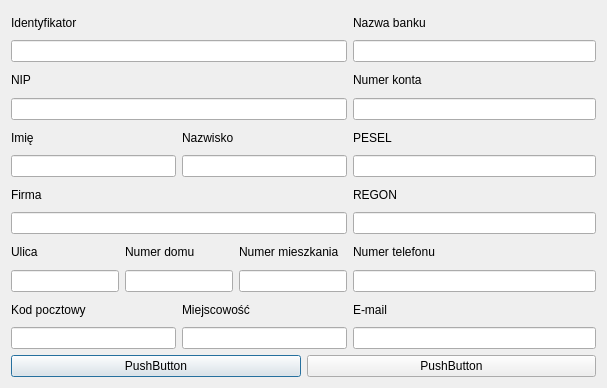
This is qfakturydb/Dialog/ContractorDialog.ui in ppitu/QFakturyD as Qt 5 draws it before an edit. The edited form follows.
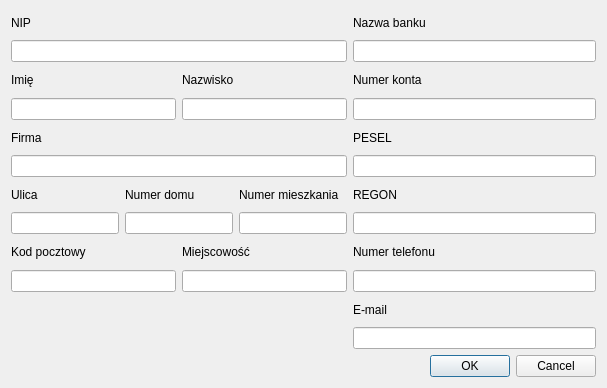
This is the edited form.

Commit message: Add dialog button

What changed in the file:
```diff
--- a/qfakturydb/Dialog/ContractorDialog.ui
+++ b/qfakturydb/Dialog/ContractorDialog.ui
@@ -16,82 +16,8 @@
   <layout class="QVBoxLayout" name="verticalLayout">
    <item>
     <layout class="QGridLayout" name="gridLayout">
-     <item row="9" column="0">
-      <layout class="QHBoxLayout" name="horizontalLayout_3">
-       <item>
-        <layout class="QVBoxLayout" name="verticalLayout_9">
-         <item>
-          <widget class="QLabel" name="lblStreet">
-           <property name="text">
-            <string>Ulica</string>
-           </property>
-          </widget>
-         </item>
-         <item>
-          <widget class="QLineEdit" name="elStreet"/>
-         </item>
-        </layout>
-       </item>
-       <item>
-        <layout class="QVBoxLayout" name="verticalLayout_8">
-         <item>
-          <widget class="QLabel" name="lblHouseNumber">
-           <property name="text">
-            <string>Numer domu</string>
-           </property>
-          </widget>
-         </item>
-         <item>
-          <widget class="QLineEdit" name="elHouseNumber"/>
-         </item>
-        </layout>
-       </item>
-       <item>
-        <layout class="QVBoxLayout" name="verticalLayout_7">
-         <item>
-          <widget class="QLabel" name="lblFlatNumber">
-           <property name="text">
-            <string>Numer mieszkania</string>
-           </property>
-          </widget>
-         </item>
-         <item>
-          <widget class="QLineEdit" name="elFlatNumber"/>
-         </item>
-        </layout>
-       </item>
-      </layout>
-     </item>
      <item row="4" column="0">
-      <layout class="QVBoxLayout" name="verticalLayout_4">
-       <item>
-        <widget class="QLabel" name="lblNip">
-         <property name="text">
-          <string>NIP</string>
-         </property>
-        </widget>
-       </item>
-       <item>
-        <widget class="QLineEdit" name="elNip"/>
-       </item>
-      </layout>
-     </item>
-     <item row="8" column="0">
-      <layout class="QVBoxLayout" name="verticalLayout_6">
-       <item>
-        <widget class="QLabel" name="lblComapny">
-         <property name="text">
-          <string>Firma</string>
-         </property>
-        </widget>
-       </item>
-       <item>
-        <widget class="QLineEdit" name="elComapny"/>
-       </item>
-      </layout>
-     </item>
-     <item row="7" column="0">
-      <layout class="QHBoxLayout" name="horizontalLayout_2">
+      <layout class="QHBoxLayout" name="horizontalLayout_5">
        <item>
         <layout class="QVBoxLayout" name="verticalLayout_3">
          <item>
@@ -131,46 +57,14 @@
      <item row="1" column="0">
       <layout class="QVBoxLayout" name="verticalLayout_5">
        <item>
-        <widget class="QLabel" name="lblIdent">
+        <widget class="QLabel" name="lblNip">
          <property name="text">
-          <string>Identyfikator</string>
+          <string>NIP</string>
          </property>
         </widget>
        </item>
        <item>
-        <widget class="QLineEdit" name="elIdent"/>
-       </item>
-      </layout>
-     </item>
-     <item row="10" column="0">
-      <layout class="QHBoxLayout" name="horizontalLayout_4">
-       <item>
-        <layout class="QVBoxLayout" name="verticalLayout_11">
-         <item>
-          <widget class="QLabel" name="lblPostCode">
-           <property name="text">
-            <string>Kod pocztowy</string>
-           </property>
-          </widget>
-         </item>
-         <item>
-          <widget class="QLineEdit" name="elPostCode"/>
-         </item>
-        </layout>
-       </item>
-       <item>
-        <layout class="QVBoxLayout" name="verticalLayout_10">
-         <item>
-          <widget class="QLabel" name="lblCity">
-           <property name="text">
-            <string>Miejscowość</string>
-           </property>
-          </widget>
-         </item>
-         <item>
-          <widget class="QLineEdit" name="elCity"/>
-         </item>
-        </layout>
+        <widget class="QLineEdit" name="elNip"/>
        </item>
       </layout>
      </item>
@@ -258,21 +152,106 @@
        </item>
       </layout>
      </item>
+     <item row="7" column="0">
+      <layout class="QVBoxLayout" name="verticalLayout_6">
+       <item>
+        <widget class="QLabel" name="lblComapny">
+         <property name="text">
+          <string>Firma</string>
+         </property>
+        </widget>
+       </item>
+       <item>
+        <widget class="QLineEdit" name="elComapny"/>
+       </item>
+      </layout>
+     </item>
+     <item row="8" column="0">
+      <layout class="QHBoxLayout" name="horizontalLayout_3">
+       <item>
+        <layout class="QVBoxLayout" name="verticalLayout_9">
+         <item>
+          <widget class="QLabel" name="lblStreet">
+           <property name="text">
+            <string>Ulica</string>
+           </property>
+          </widget>
+         </item>
+         <item>
+          <widget class="QLineEdit" name="elStreet"/>
+         </item>
+        </layout>
+       </item>
+       <item>
+        <layout class="QVBoxLayout" name="verticalLayout_8">
+         <item>
+          <widget class="QLabel" name="lblHouseNumber">
+           <property name="text">
+            <string>Numer domu</string>
+           </property>
+          </widget>
+         </item>
+         <item>
+          <widget class="QLineEdit" name="elHouseNumber"/>
+         </item>
+        </layout>
+       </item>
+       <item>
+        <layout class="QVBoxLayout" name="verticalLayout_7">
+         <item>
+          <widget class="QLabel" name="lblFlatNumber">
+           <property name="text">
+            <string>Numer mieszkania</string>
+           </property>
+          </widget>
+         </item>
+         <item>
+          <widget class="QLineEdit" name="elFlatNumber"/>
+         </item>
+        </layout>
+       </item>
+      </layout>
+     </item>
+     <item row="9" column="0">
+      <layout class="QHBoxLayout" name="horizontalLayout_4">
+       <item>
+        <layout class="QVBoxLayout" name="verticalLayout_11">
+         <item>
+          <widget class="QLabel" name="lblPostCode">
+           <property name="text">
+            <string>Kod pocztowy</string>
+           </property>
+          </widget>
+         </item>
+         <item>
+          <widget class="QLineEdit" name="elPostCode"/>
+         </item>
+        </layout>
+       </item>
+       <item>
+        <layout class="QVBoxLayout" name="verticalLayout_10">
+         <item>
+          <widget class="QLabel" name="lblCity">
+           <property name="text">
+            <string>Miejscowość</string>
+           </property>
+          </widget>
+         </item>
+         <item>
+          <widget class="QLineEdit" name="elCity"/>
+         </item>
+        </layout>
+       </item>
+      </layout>
+     </item>
     </layout>
    </item>
    <item>
     <layout class="QHBoxLayout" name="horizontalLayout">
      <item>
-      <widget class="QPushButton" name="pushButton_2">
-       <property name="text">
-        <string>PushButton</string>
-       </property>
-      </widget>
-     </item>
-     <item>
-      <widget class="QPushButton" name="pushButton">
-       <property name="text">
-        <string>PushButton</string>
+      <widget class="QDialogButtonBox" name="buttonBox">
+       <property name="standardButtons">
+        <set>QDialogButtonBox::Cancel|QDialogButtonBox::Ok</set>
        </property>
       </widget>
      </item>
```
